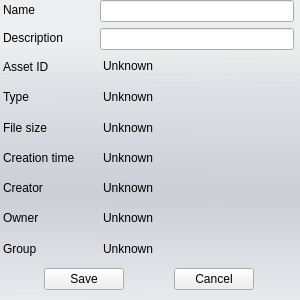
First picture: the form in bin/data/ui/itemproperties.ui, repository realXtend/tundra, before the edit.
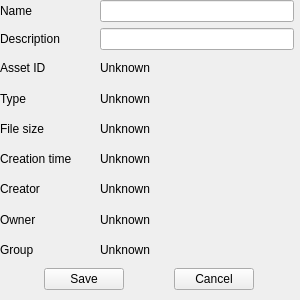
Second picture: the form after the edit.

```diff
--- a/bin/data/ui/itemproperties.ui
+++ b/bin/data/ui/itemproperties.ui
@@ -25,16 +25,6 @@
   <property name="windowTitle">
    <string>Item Properties</string>
   </property>
-  <property name="styleSheet">
-   <string notr="true">QWidget#MainWidget{
-	background-color: qlineargradient(spread:pad, x1:0.006, y1:0, x2:0, y2:1, stop:0.142045 rgba(229, 234, 243, 50), stop:0.295455 rgba(209, 215, 221, 150), stop:0.65 rgba(179, 183, 196, 150), stop:1 rgba(222, 227, 236, 100));
-	padding: 5px;
-}
-
-QLabel {
-	padding-bottom: 3px;
-}</string>
-  </property>
   <layout class="QHBoxLayout" name="horizontalLayout">
    <property name="spacing">
     <number>0</number>
```
